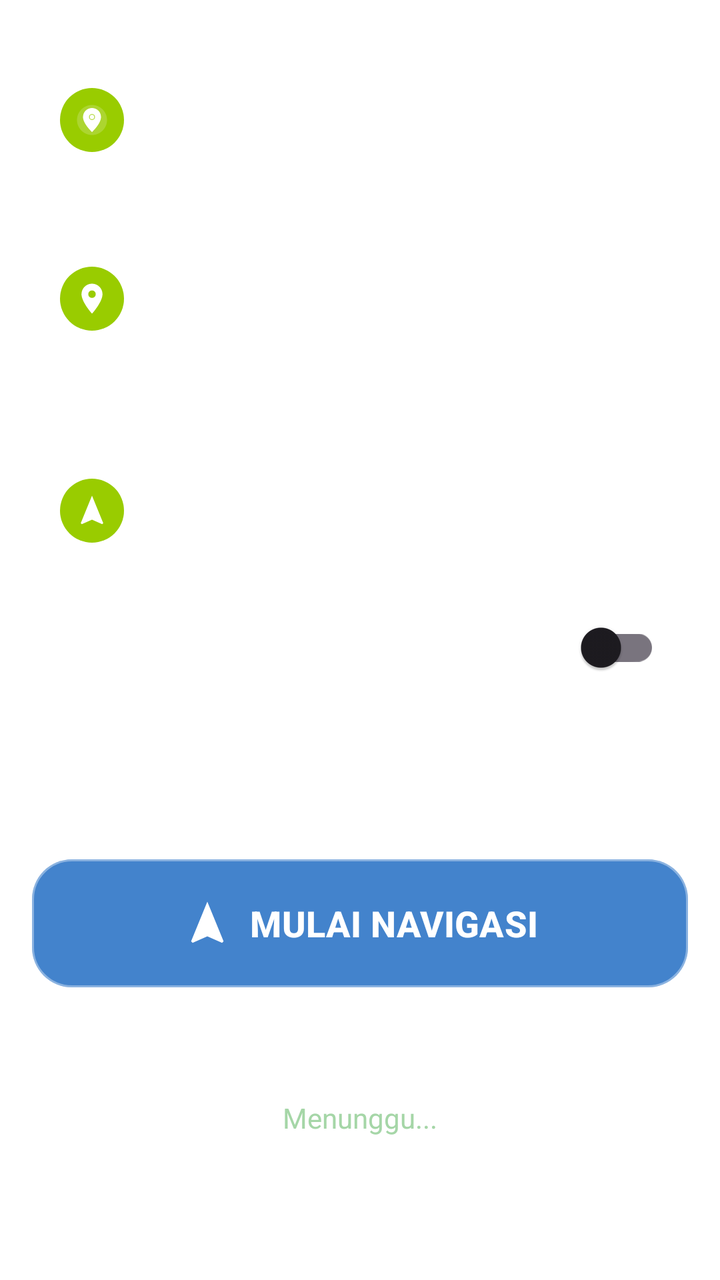
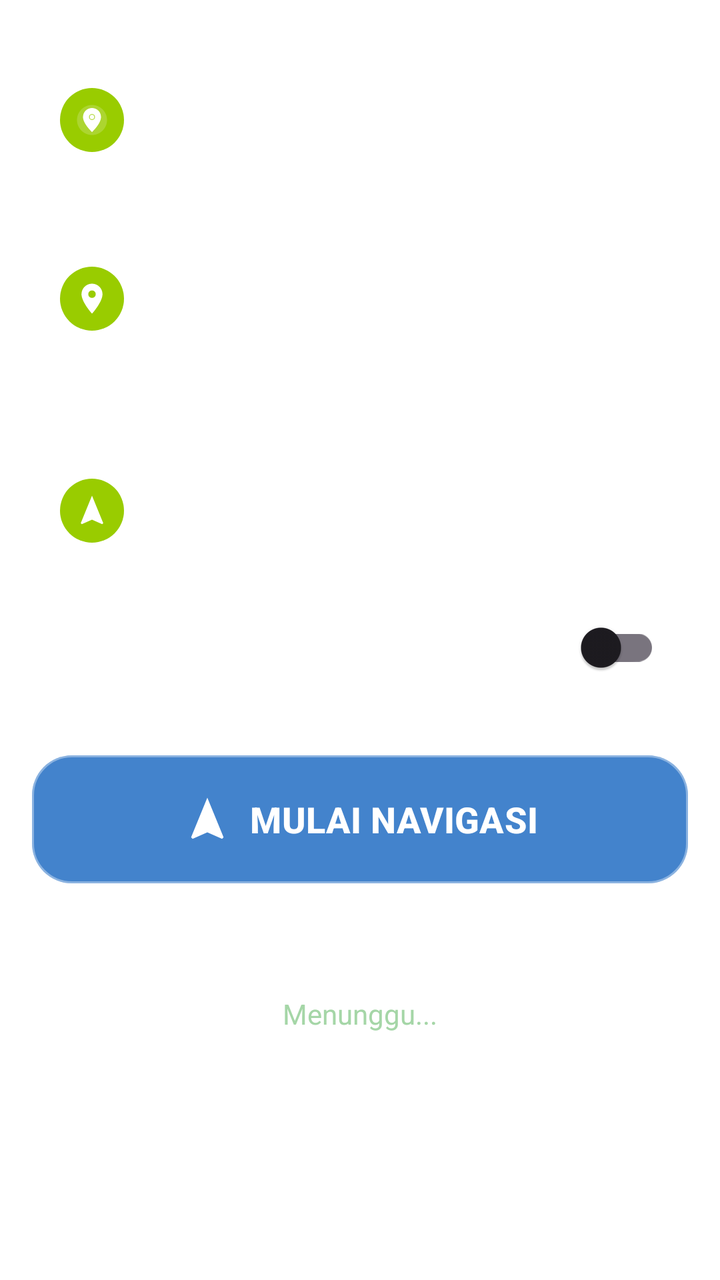

The first picture is an Android layout as it rendered before a commit; the second is the same layout after the commit. The layout source and the unified diff follow.
<!-- AndroidManifest.xml: application theme Theme.OrionNavigator -->
<!-- res/layout/page_navigation.xml -->
<?xml version="1.0" encoding="utf-8"?>
<androidx.core.widget.NestedScrollView
    xmlns:android="http://schemas.android.com/apk/res/android"
    xmlns:app="http://schemas.android.com/apk/res-auto"
    android:layout_width="match_parent"
    android:layout_height="match_parent"
    android:fillViewport="true">

    <LinearLayout
        android:layout_width="match_parent"
        android:layout_height="wrap_content"
        android:orientation="vertical"
        android:paddingStart="16dp"
        android:paddingEnd="16dp"
        android:paddingTop="12dp"
        android:paddingBottom="80dp">

        
        <LinearLayout
            android:layout_width="match_parent"
            android:layout_height="wrap_content"
            android:background="@drawable/bg_beacon_panel"
            android:orientation="vertical"
            android:padding="14dp">

            
            <LinearLayout
                android:id="@+id/llFloorSelection"
                android:layout_width="match_parent"
                android:layout_height="wrap_content"
                android:orientation="horizontal"
                android:gravity="center_vertical">

                <FrameLayout
                    android:layout_width="32dp"
                    android:layout_height="32dp"
                    android:background="@drawable/bg_status_active"
                    android:importantForAccessibility="no">
                    <ImageView
                        android:layout_width="18dp"
                        android:layout_height="18dp"
                        android:layout_gravity="center"
                        android:src="@drawable/ic_location_modern"
                        app:tint="#FFFFFF"
                        android:importantForAccessibility="no"
                        android:contentDescription="" />
                </FrameLayout>

                <LinearLayout
                    android:layout_width="0dp"
                    android:layout_height="wrap_content"
                    android:layout_weight="1"
                    android:layout_marginStart="10dp"
                    android:orientation="vertical">

                    <TextView
                        android:layout_width="wrap_content"
                        android:layout_height="wrap_content"
                        android:text="Lantai / Layer Denah:"
                        android:textSize="12sp"
                        android:textStyle="bold"
                        android:textColor="#FFFFFF" />

                    <Spinner
                        android:id="@+id/spinnerFloor"
                        android:layout_width="match_parent"
                        android:layout_height="48dp"
                        android:layout_marginTop="4dp"
                        android:background="@drawable/bg_spinner_glass"
                        android:padding="8dp" />

                </LinearLayout>

            </LinearLayout>

            
            <View
                android:layout_width="match_parent"
                android:layout_height="1dp"
                android:layout_marginVertical="10dp"
                android:background="#40FFFFFF"
                android:importantForAccessibility="no" />

            
            <LinearLayout
                android:layout_width="match_parent"
                android:layout_height="wrap_content"
                android:orientation="horizontal"
                android:gravity="center_vertical">

                <FrameLayout
                    android:layout_width="32dp"
                    android:layout_height="32dp"
                    android:background="@drawable/bg_status_active"
                    android:importantForAccessibility="no">
                    <ImageView
                        android:layout_width="18dp"
                        android:layout_height="18dp"
                        android:layout_gravity="center"
                        android:src="@drawable/ic_location"
                        app:tint="#FFFFFF"
                        android:importantForAccessibility="no"
                        android:contentDescription="" />
                </FrameLayout>

                <LinearLayout
                    android:layout_width="0dp"
                    android:layout_height="wrap_content"
                    android:layout_weight="1"
                    android:layout_marginStart="10dp"
                    android:orientation="vertical">

                    <TextView
                        android:layout_width="wrap_content"
                        android:layout_height="wrap_content"
                        android:text="Titik Awal (Mulai Dari):"
                        android:textSize="12sp"
                        android:textStyle="bold"
                        android:textColor="#FFFFFF" />

                    <Spinner
                        android:id="@+id/spinnerStartLocation"
                        android:layout_width="match_parent"
                        android:layout_height="48dp"
                        android:layout_marginTop="4dp"
                        android:background="@drawable/bg_spinner_glass"
                        android:padding="8dp" />

                </LinearLayout>

            </LinearLayout>

            <TextView
                android:id="@+id/tvCurrentRoom"
                android:layout_width="match_parent"
                android:layout_height="wrap_content"
                android:layout_marginStart="42dp"
                android:layout_marginTop="2dp"
                android:text="Lokasi Awal: Belum dipilih"
                android:textSize="11sp"
                android:textColor="#BBFFFFFF" />

            
            <View
                android:layout_width="match_parent"
                android:layout_height="1dp"
                android:layout_marginVertical="10dp"
                android:background="#40FFFFFF"
                android:importantForAccessibility="no" />

            
            <LinearLayout
                android:id="@+id/llDestination"
                android:layout_width="match_parent"
                android:layout_height="wrap_content"
                android:orientation="horizontal"
                android:gravity="center_vertical">

                <FrameLayout
                    android:layout_width="32dp"
                    android:layout_height="32dp"
                    android:background="@drawable/bg_status_active"
                    android:importantForAccessibility="no">
                    <ImageView
                        android:layout_width="18dp"
                        android:layout_height="18dp"
                        android:layout_gravity="center"
                        android:src="@drawable/ic_navigation"
                        app:tint="#FFFFFF"
                        android:importantForAccessibility="no"
                        android:contentDescription="" />
                </FrameLayout>

                <LinearLayout
                    android:layout_width="0dp"
                    android:layout_height="wrap_content"
                    android:layout_weight="1"
                    android:layout_marginStart="10dp"
                    android:orientation="vertical">

                    <TextView
                        android:layout_width="wrap_content"
                        android:layout_height="wrap_content"
                        android:text="Titik Tujuan:"
                        android:textSize="12sp"
                        android:textStyle="bold"
                        android:textColor="#FFFFFF" />

                    <Spinner
                        android:id="@+id/spinnerDestination"
                        android:layout_width="match_parent"
                        android:layout_height="48dp"
                        android:layout_marginTop="4dp"
                        android:background="@drawable/bg_spinner_glass"
                        android:padding="8dp" />

                </LinearLayout>

            </LinearLayout>

            
            <LinearLayout
                android:id="@+id/llStepCountingToggle"
                android:layout_width="match_parent"
                android:layout_height="wrap_content"
                android:orientation="horizontal"
                android:gravity="center_vertical"
                android:layout_marginTop="10dp">

                <TextView
                    android:layout_width="0dp"
                    android:layout_height="wrap_content"
                    android:layout_weight="1"
                    android:text="Hitung Langkah Manual"
                    android:textSize="13sp"
                    android:textColor="#CCFFFFFF"
                    android:importantForAccessibility="no" />

                <com.google.android.material.switchmaterial.SwitchMaterial
                    android:id="@+id/switchStepCounting"
                    android:layout_width="wrap_content"
                    android:layout_height="wrap_content"
                    android:checked="false"
                    android:contentDescription="Aktifkan hitung langkah manual" />

            </LinearLayout>

            
            <LinearLayout
                android:id="@+id/llTtsSpeedSetting"
                android:layout_width="match_parent"
                android:layout_height="wrap_content"
                android:minHeight="48dp"
                android:orientation="horizontal"
                android:gravity="center_vertical"
                android:layout_marginTop="4dp"
                android:clickable="true"
                android:focusable="true"
                android:background="?attr/selectableItemBackground"
                android:contentDescription="Kecepatan suara panduan navigasi. Ketuk untuk mengatur.">

                <TextView
                    android:layout_width="0dp"
                    android:layout_height="wrap_content"
                    android:layout_weight="1"
                    android:text="Kecepatan Suara (TTS)"
                    android:textSize="13sp"
                    android:textColor="#CCFFFFFF"
                    android:importantForAccessibility="no" />

                <TextView
                    android:id="@+id/tvTtsSpeedBadge"
                    android:layout_width="wrap_content"
                    android:layout_height="wrap_content"
                    android:paddingHorizontal="10dp"
                    android:paddingVertical="4dp"
                    android:text="0.9x (Normal) • Atur"
                    android:textSize="12sp"
                    android:textStyle="bold"
                    android:textColor="#FFFFFF"
                    android:background="@drawable/bg_spinner_glass"
                    android:importantForAccessibility="no" />

            </LinearLayout>

        </LinearLayout>

        
        <com.google.android.material.button.MaterialButton
            android:id="@+id/btnStartNavigation"
            android:layout_width="match_parent"
            android:layout_height="72dp"
            android:layout_marginTop="12dp"
            android:text="MULAI NAVIGASI"
            android:textSize="18sp"
            android:textStyle="bold"
            android:textColor="@color/white"
            android:gravity="center"
            android:hapticFeedbackEnabled="true"
            android:contentDescription="Tekan untuk memulai navigasi ke tujuan yang dipilih"
            app:backgroundTint="#CC1565C0"
            app:cornerRadius="20dp"
            app:icon="@drawable/ic_navigation"
            app:iconGravity="textStart"
            app:iconSize="26dp"
            app:iconTint="@color/white"
            app:strokeColor="#60FFFFFF"
            app:strokeWidth="1dp"
            app:rippleColor="@color/ripple_color" />

        
        <LinearLayout
            android:id="@+id/cardStep"
            android:layout_width="match_parent"
            android:layout_height="wrap_content"
            android:layout_marginTop="12dp"
            android:background="@drawable/bg_beacon_panel"
            android:orientation="vertical"
            android:padding="16dp">

            
            <TextView
                android:id="@+id/tvStepProgress"
                android:layout_width="wrap_content"
                android:layout_height="wrap_content"
                android:text="Langkah - dari -"
                android:textSize="16sp"
                android:textStyle="bold"
                android:textColor="#FFFFFF"
                android:layout_gravity="center"
                android:importantForAccessibility="no" />

            
            <TextView
                android:id="@+id/tvStatus"
                android:layout_width="wrap_content"
                android:layout_height="wrap_content"
                android:layout_marginTop="2dp"
                android:text="Menunggu..."
                android:textSize="14sp"
                android:textColor="#A5D6A7"
                android:layout_gravity="center"
                android:importantForAccessibility="no" />

            
            <TextView
                android:id="@+id/tvInstruction"
                android:layout_width="match_parent"
                android:layout_height="wrap_content"
                android:layout_marginTop="6dp"
                android:text="Pilih tujuan untuk memulai navigasi"
                android:textSize="14sp"
                android:textColor="#DDFFFFFF"
                android:gravity="center"
                android:importantForAccessibility="no" />

            
            <LinearLayout
                android:layout_width="match_parent"
                android:layout_height="wrap_content"
                android:orientation="horizontal"
                android:gravity="center"
                android:layout_marginTop="4dp"
                android:importantForAccessibility="no">

                <TextView
                    android:id="@+id/tvCurrentHeading"
                    android:layout_width="wrap_content"
                    android:layout_height="wrap_content"
                    android:text="0°"
                    android:textSize="12sp"
                    android:textColor="#AAFFFFFF"
                    android:importantForAccessibility="no" />

                <TextView
                    android:id="@+id/tvTargetHeading"
                    android:layout_width="wrap_content"
                    android:layout_height="wrap_content"
                    android:text=""
                    android:textSize="12sp"
                    android:textColor="#AAFFFFFF"
                    android:layout_marginStart="16dp"
                    android:visibility="gone"
                    android:importantForAccessibility="no" />

            </LinearLayout>

            
            <ImageView
                android:id="@+id/ivCompassArrow"
                android:layout_width="72dp"
                android:layout_height="72dp"
                android:layout_gravity="center"
                android:layout_marginTop="8dp"
                android:src="@drawable/ic_compass_arrow"
                app:tint="#FFFFFF"
                android:importantForAccessibility="no"
                android:contentDescription="@null" />

            
            <ProgressBar
                android:id="@+id/progressAlignment"
                style="@style/Widget.AppCompat.ProgressBar.Horizontal"
                android:layout_width="match_parent"
                android:layout_height="6dp"
                android:layout_marginTop="8dp"
                android:max="100"
                android:progress="0"
                android:progressTint="#A5D6A7"
                android:progressBackgroundTint="#40FFFFFF"
                android:importantForAccessibility="no" />

            
            <TextView
                android:id="@+id/tvStepCounter"
                android:layout_width="match_parent"
                android:layout_height="wrap_content"
                android:layout_marginTop="6dp"
                android:text="Langkah: 0 / 0"
                android:textSize="20sp"
                android:textStyle="bold"
                android:textColor="#FFFFFF"
                android:gravity="center"
                android:visibility="gone"
                android:importantForAccessibility="no" />

        </LinearLayout>

        

        <com.google.android.material.button.MaterialButton
            android:id="@+id/btnConfirmStep"
            android:layout_width="match_parent"
            android:layout_height="96dp"
            android:layout_marginTop="12dp"
            android:text="LANJUT&#10;Langkah Berikutnya"
            android:textSize="20sp"
            android:textStyle="bold"
            android:textColor="@color/white"
            android:enabled="false"
            android:visibility="gone"
            android:gravity="center"
            android:hapticFeedbackEnabled="true"
            android:contentDescription="Tekan untuk lanjut ke langkah berikutnya"
            app:backgroundTint="#CC1565C0"
            app:cornerRadius="24dp"
            app:strokeColor="#60FFFFFF"
            app:strokeWidth="1dp"
            app:rippleColor="@color/ripple_color" />

        <com.google.android.material.button.MaterialButton
            android:id="@+id/btnCountStep"
            android:layout_width="match_parent"
            android:layout_height="96dp"
            android:layout_marginTop="12dp"
            android:text="LANGKAH&#10;Tekan setiap melangkah"
            android:textSize="20sp"
            android:textStyle="bold"
            android:textColor="@color/white"
            android:visibility="gone"
            android:gravity="center"
            android:hapticFeedbackEnabled="true"
            android:contentDescription="Tekan setiap kali Anda melangkah untuk menghitung"
            app:backgroundTint="#CCE65100"
            app:cornerRadius="24dp"
            app:strokeColor="#60FFFFFF"
            app:strokeWidth="1dp"
            app:rippleColor="@color/ripple_color" />

        
        <LinearLayout
            android:id="@+id/cardBeaconSignal"
            android:layout_width="match_parent"
            android:layout_height="wrap_content"
            android:layout_marginTop="12dp"
            android:background="@drawable/bg_beacon_panel"
            android:orientation="vertical"
            android:paddingHorizontal="14dp"
            android:paddingVertical="10dp"
            android:clickable="true"
            android:focusable="true"
            android:foreground="?android:attr/selectableItemBackground"
            android:contentDescription="Sinyal beacon terdeteksi. Ketuk untuk cek lokasi sekitar Anda.">

            
            <LinearLayout
                android:layout_width="match_parent"
                android:layout_height="wrap_content"
                android:orientation="horizontal"
                android:gravity="center_vertical"
                android:importantForAccessibility="no">

                <ImageView
                    android:layout_width="12dp"
                    android:layout_height="12dp"
                    android:src="@drawable/ic_beacon"
                    android:contentDescription=""
                    android:importantForAccessibility="no"
                    app:tint="#AAFFFFFF"
                    android:layout_marginEnd="6dp" />

                <TextView
                    android:layout_width="0dp"
                    android:layout_height="wrap_content"
                    android:layout_weight="1"
                    android:text="Sinyal Beacon"
                    android:textSize="11sp"
                    android:textStyle="bold"
                    android:textColor="#AAFFFFFF"
                    android:importantForAccessibility="no" />

                <TextView
                    android:layout_width="wrap_content"
                    android:layout_height="wrap_content"
                    android:text="Ketuk untuk Cek Lokasi"
                    android:textSize="10sp"
                    android:textColor="#80FFFFFF"
                    android:importantForAccessibility="no" />

            </LinearLayout>

            <LinearLayout
                android:id="@+id/llBeaconList"
                android:layout_width="match_parent"
                android:layout_height="wrap_content"
                android:orientation="vertical"
                android:layout_marginTop="6dp"
                android:importantForAccessibility="no">

                
                <LinearLayout
                    android:id="@+id/llBeacon1"
                    android:layout_width="match_parent"
                    android:layout_height="wrap_content"
                    android:orientation="horizontal"
                    android:gravity="center_vertical"
                    android:visibility="gone"
                    android:importantForAccessibility="no">

                    <View
                        android:id="@+id/viewBeacon1Indicator"
                        android:layout_width="8dp"
                        android:layout_height="8dp"
                        android:background="@drawable/bg_status_indicator" />

                    <TextView
                        android:id="@+id/tvBeacon1Name"
                        android:layout_width="0dp"
                        android:layout_height="wrap_content"
                        android:layout_weight="1"
                        android:layout_marginStart="8dp"
                        android:textSize="12sp"
                        android:textColor="#DDFFFFFF"
                        android:importantForAccessibility="no" />

                    <TextView
                        android:id="@+id/tvBeacon1Rssi"
                        android:layout_width="wrap_content"
                        android:layout_height="wrap_content"
                        android:textSize="11sp"
                        android:textColor="#AAFFFFFF"
                        android:importantForAccessibility="no" />

                </LinearLayout>

                
                <LinearLayout
                    android:id="@+id/llBeacon2"
                    android:layout_width="match_parent"
                    android:layout_height="wrap_content"
                    android:orientation="horizontal"
                    android:gravity="center_vertical"
                    android:layout_marginTop="2dp"
                    android:visibility="gone"
                    android:importantForAccessibility="no">

                    <View
                        android:id="@+id/viewBeacon2Indicator"
                        android:layout_width="8dp"
                        android:layout_height="8dp"
                        android:background="@drawable/bg_status_indicator" />

                    <TextView
                        android:id="@+id/tvBeacon2Name"
                        android:layout_width="0dp"
                        android:layout_height="wrap_content"
                        android:layout_weight="1"
                        android:layout_marginStart="8dp"
                        android:textSize="12sp"
                        android:textColor="#DDFFFFFF"
                        android:importantForAccessibility="no" />

                    <TextView
                        android:id="@+id/tvBeacon2Rssi"
                        android:layout_width="wrap_content"
                        android:layout_height="wrap_content"
                        android:textSize="11sp"
                        android:textColor="#AAFFFFFF"
                        android:importantForAccessibility="no" />

                </LinearLayout>

                
                <LinearLayout
                    android:id="@+id/llBeacon3"
                    android:layout_width="match_parent"
                    android:layout_height="wrap_content"
                    android:orientation="horizontal"
                    android:gravity="center_vertical"
                    android:layout_marginTop="2dp"
                    android:visibility="gone"
                    android:importantForAccessibility="no">

                    <View
                        android:id="@+id/viewBeacon3Indicator"
                        android:layout_width="8dp"
                        android:layout_height="8dp"
                        android:background="@drawable/bg_status_indicator" />

                    <TextView
                        android:id="@+id/tvBeacon3Name"
                        android:layout_width="0dp"
                        android:layout_height="wrap_content"
                        android:layout_weight="1"
                        android:layout_marginStart="8dp"
                        android:textSize="12sp"
                        android:textColor="#DDFFFFFF"
                        android:importantForAccessibility="no" />

                    <TextView
                        android:id="@+id/tvBeacon3Rssi"
                        android:layout_width="wrap_content"
                        android:layout_height="wrap_content"
                        android:textSize="11sp"
                        android:textColor="#AAFFFFFF"
                        android:importantForAccessibility="no" />

                </LinearLayout>

                <TextView
                    android:id="@+id/tvNoBeacons"
                    android:layout_width="match_parent"
                    android:layout_height="wrap_content"
                    android:text="Mencari beacon..."
                    android:textSize="11sp"
                    android:textColor="#AAFFFFFF"
                    android:gravity="center"
                    android:importantForAccessibility="no" />

            </LinearLayout>

            
            <com.google.android.material.button.MaterialButton
                android:id="@+id/btnNavLocationDetail"
                android:layout_width="match_parent"
                android:layout_height="38dp"
                android:layout_marginTop="8dp"
                android:text="ℹ️ Detail Informasi Tempat"
                android:textSize="12sp"
                android:textColor="#FFFFFF"
                android:insetTop="0dp"
                android:insetBottom="0dp"
                app:cornerRadius="8dp"
                app:backgroundTint="#40FFFFFF"
                app:strokeColor="#60FFFFFF"
                app:strokeWidth="1dp"
                android:contentDescription="Tekan untuk mendengar informasi detail tempat terdekat" />

        </LinearLayout>

        
        <com.google.android.material.button.MaterialButton
            android:id="@+id/btnStop"
            android:layout_width="match_parent"
            android:layout_height="60dp"
            android:layout_marginTop="12dp"
            android:text="HENTIKAN NAVIGASI"
            android:textSize="15sp"
            android:textStyle="bold"
            android:textColor="@color/white"
            android:hapticFeedbackEnabled="true"
            android:contentDescription="Tekan untuk menghentikan navigasi"
            app:backgroundTint="#99B71C1C"
            app:cornerRadius="16dp"
            app:strokeColor="#60FFFFFF"
            app:strokeWidth="1dp" />

    </LinearLayout>

</androidx.core.widget.NestedScrollView>
<!-- resources referenced by this layout -->
<resources>
  <color name="ripple_color">#301976D2</color>
  <color name="white">#FFFFFF</color>
  <!-- drawable bg_beacon_panel (drawable) -->
  <?xml version="1.0" encoding="utf-8"?>
  <shape xmlns:android="http://schemas.android.com/apk/res/android"
      android:shape="rectangle">
      <solid android:color="#25FFFFFF" />
      <corners android:radius="16dp" />
      <stroke
          android:width="1dp"
          android:color="#50FFFFFF" />
  </shape>
  <!-- drawable bg_spinner_glass (drawable) -->
  <?xml version="1.0" encoding="utf-8"?>
  <shape xmlns:android="http://schemas.android.com/apk/res/android"
      android:shape="rectangle">
      <solid android:color="#35FFFFFF" />
      <corners android:radius="12dp" />
      <stroke
          android:width="1.5dp"
          android:color="#50FFFFFF" />
  </shape>
  <!-- drawable bg_status_active (drawable) -->
  <?xml version="1.0" encoding="utf-8"?>
  <shape xmlns:android="http://schemas.android.com/apk/res/android"
      android:shape="oval">
      <solid android:color="@android:color/holo_green_light" />
      <size android:width="16dp" android:height="16dp" />
  </shape>
  <!-- drawable bg_status_indicator (drawable) -->
  <?xml version="1.0" encoding="utf-8"?>
  <shape xmlns:android="http://schemas.android.com/apk/res/android"
      android:shape="oval">
      <solid android:color="@color/status_inactive" />
  </shape>
  <!-- drawable ic_compass_arrow (drawable) -->
  <?xml version="1.0" encoding="utf-8"?>
  <vector xmlns:android="http://schemas.android.com/apk/res/android"
      android:width="24dp"
      android:height="24dp"
      android:viewportWidth="24"
      android:viewportHeight="24">
      
      
      <path
          android:pathData="M12,2L4,14h6v8h4v-8h6z"
          android:fillColor="#FF6B35" />
  </vector>
  <!-- drawable ic_location (drawable) -->
  <vector xmlns:android="http://schemas.android.com/apk/res/android"
      android:width="24dp"
      android:height="24dp"
      android:viewportWidth="24"
      android:viewportHeight="24">
      <path
          android:fillColor="@android:color/white"
          android:pathData="M12,2C8.13,2 5,5.13 5,9c0,5.25 7,13 7,13s7,-7.75 7,-13c0,-3.87 -3.13,-7 -7,-7zM12,11.5c-1.38,0 -2.5,-1.12 -2.5,-2.5s1.12,-2.5 2.5,-2.5 2.5,1.12 2.5,2.5 -1.12,2.5 -2.5,2.5z"/>
  </vector>
  <!-- drawable ic_navigation (drawable) -->
  <vector xmlns:android="http://schemas.android.com/apk/res/android"
      android:width="24dp"
      android:height="24dp"
      android:viewportWidth="24"
      android:viewportHeight="24">
      
      <path
          android:fillColor="@android:color/white"
          android:pathData="M12,2L4.5,20.29l0.71,0.71L12,18l6.79,3 0.71,-0.71z"/>
  </vector>
  <style name="Theme.OrionNavigator" parent="Theme.Material3.Light.NoActionBar">
          <item name="colorPrimary">@color/primary</item>
          <item name="colorPrimaryDark">@color/primary_dark</item>
          <item name="colorAccent">@color/accent</item>
          <item name="android:colorBackground">@color/background_primary</item>
          <item name="android:windowBackground">@color/background_primary</item>
          <item name="android:statusBarColor">@color/primary</item>
          <item name="android:navigationBarColor">@color/background_primary</item>
          <item name="android:windowLightStatusBar">false</item>
          <item name="android:windowLightNavigationBar">true</item>
      </style>
  <color name="status_inactive">#BDBDBD</color>
  <color name="accent">#448AFF</color>
  <color name="text_on_accent">#FFFFFF</color>
  <color name="primary">#1976D2</color>
  <color name="primary_dark">#0D47A1</color>
  <color name="background_primary">#FFFFFF</color>
  <!-- unchanged entries left out for length: 2 -->
</resources>

<!-- the commit's change to res/layout/page_navigation.xml (unified diff, before → after) -->
@@ -234,6 +234,7 @@
                 android:orientation="horizontal"
                 android:gravity="center_vertical"
                 android:layout_marginTop="4dp"
+                android:visibility="gone"
                 android:clickable="true"
                 android:focusable="true"
                 android:background="?attr/selectableItemBackground"
